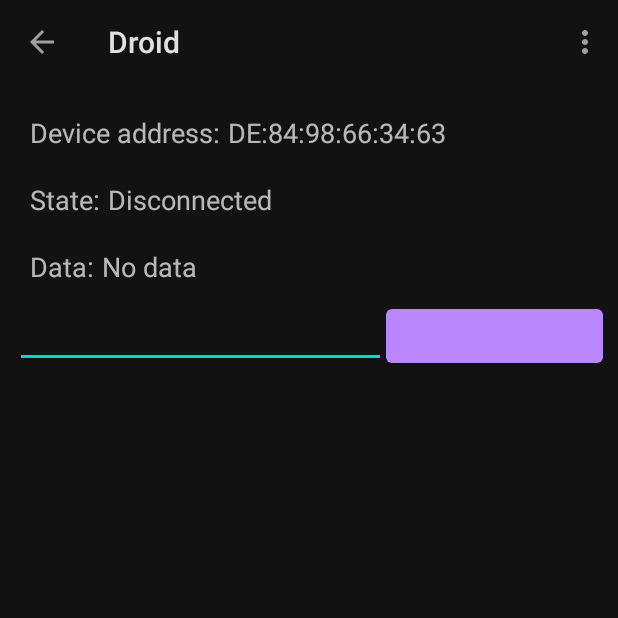
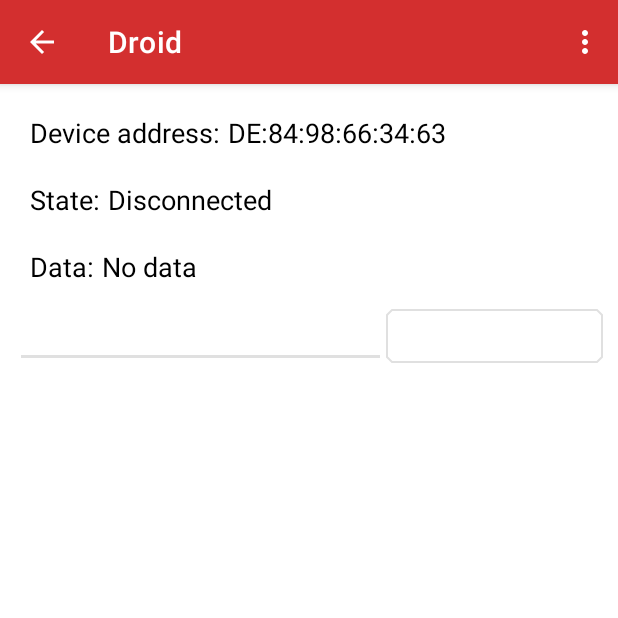
Before and after one commit to jamieadkins95/droid-controller, an Android app: the screen it shows after launch (DeviceControlActivity), on a phone screen of 412 x 824 dp, the top half of it. Run offline under Robolectric (Android 15) with nearby library versions, the phone set to English and light mode, and no system bars; 3 statements that could not run were skipped.

Commit message:
Initial styling

```diff
--- a/app/src/main/AndroidManifest.xml
+++ b/app/src/main/AndroidManifest.xml
@@ -9,11 +9,11 @@
     <uses-permission android:name="android.permission.ACCESS_FINE_LOCATION"/>
     <uses-permission android:name="android.permission.FOREGROUND_SERVICE"/>
 
-    <application android:label="@string/app_name"
+    <application android:label="@string/droid_controller"
         android:icon="@mipmap/ic_launcher"
-        android:theme="@style/Theme.MaterialComponents">
+        android:theme="@style/DroidControllerTheme">
         <activity android:name=".DeviceControlActivity"
-            android:label="@string/app_name">
+            android:label="@string/droid_controller">
             <intent-filter>
                 <action android:name="android.intent.action.MAIN"/>
                 <category android:name="android.intent.category.LAUNCHER"/>
--- /dev/null
+++ b/app/src/main/res/values/colors.xml
@@ -0,0 +1,13 @@
+<?xml version="1.0" encoding="utf-8"?>
+<resources>
+    <color name="primaryColor">#d32f2f</color>
+    <color name="primaryLightColor">#ff6659</color>
+    <color name="primaryDarkColor">#9a0007</color>
+    <color name="secondaryColor">#e0e0e0</color>
+    <color name="secondaryLightColor">#ffffff</color>
+    <color name="secondaryDarkColor">#aeaeae</color>
+    <color name="primaryTextColor">#000000</color>
+    <color name="secondaryTextColor">#000000</color>
+    <color name="surfaceColor">#FFFFFF</color>
+    <color name="white">#FFFFFF</color>
+</resources>
--- a/app/src/main/res/values/strings.xml
+++ b/app/src/main/res/values/strings.xml
@@ -14,6 +14,7 @@
      limitations under the License.
 -->
 <resources>
+    <string name="droid_controller">Droid Controller</string>
     <string name="ble_not_supported">BLE is not supported</string>
     <string name="label_data">Data:</string>
     <string name="label_device_address">Device address:</string>
--- /dev/null
+++ b/app/src/main/res/values/styles.xml
@@ -0,0 +1,37 @@
+<?xml version="1.0" encoding="utf-8"?>
+<resources>
+    <style name="DroidControllerTheme" parent="Theme.MaterialComponents.Light.DarkActionBar">
+        <item name="colorPrimary">@color/primaryColor</item>
+        <item name="colorPrimaryDark">@color/primaryDarkColor</item>
+        <item name="colorAccent">@color/secondaryColor</item>
+        <item name="colorSecondary">@color/secondaryColor</item>
+        <item name="colorSurface">@color/surfaceColor</item>
+        <item name="android:colorBackground">@color/white</item>
+        <item name="colorOnPrimary">@color/primaryTextColor</item>
+        <item name="colorOnSecondary">@color/primaryTextColor</item>
+        <item name="colorOnSurface">@color/primaryTextColor</item>
+        <item name="android:textColorPrimary">@color/primaryTextColor</item>
+        <item name="android:textColor">@color/primaryTextColor</item>
+        <item name="android:navigationBarColor">@color/primaryDarkColor</item>
+        <item name="textAppearanceHeadline4">@style/TextAppearance.MaterialComponents.Headline4</item>
+        <item name="materialButtonStyle">@style/Widget.MaterialComponents.Button.OutlinedButton</item>
+        <item name="shapeAppearanceSmallComponent">@style/ShapeAppearance.DroidControllerTheme.SmallComponent</item>
+        <item name="shapeAppearanceMediumComponent">@style/ShapeAppearance.DroidControllerTheme.MediumComponent</item>
+        <item name="shapeAppearanceLargeComponent">@style/ShapeAppearance.DroidControllerTheme.LargeComponent</item>
+    </style>
+
+    <style name="ShapeAppearance.DroidControllerTheme.SmallComponent" parent="ShapeAppearance.MaterialComponents.SmallComponent">
+        <item name="cornerFamily">cut</item>
+        <item name="cornerSize">4dp</item>
+    </style>
+
+    <style name="ShapeAppearance.DroidControllerTheme.MediumComponent" parent="ShapeAppearance.MaterialComponents.MediumComponent">
+        <item name="cornerFamily">cut</item>
+        <item name="cornerSize">8dp</item>
+    </style>
+
+    <style name="ShapeAppearance.DroidControllerTheme.LargeComponent" parent="ShapeAppearance.MaterialComponents.LargeComponent">
+        <item name="cornerFamily">cut</item>
+        <item name="cornerSize">12dp</item>
+    </style>
+</resources>
```
Also changed, not shown: app/src/main/res/values-sw600dp/template-dimens.xml (deleted, +0 -24 lines), app/src/main/res/values-sw600dp/template-styles.xml (deleted, +0 -25 lines), app/src/main/res/values-v11/template-styles.xml (deleted, +0 -22 lines), app/src/main/res/values-v21/base-colors.xml (deleted, +0 -21 lines), app/src/main/res/values-v21/base-template-styles.xml (deleted, +0 -24 lines), app/src/main/res/values/base-strings.xml (deleted, +0 -30 lines), app/src/main/res/values/template-dimens.xml (deleted, +0 -32 lines), app/src/main/res/values/template-styles.xml (deleted, +0 -42 lines).
